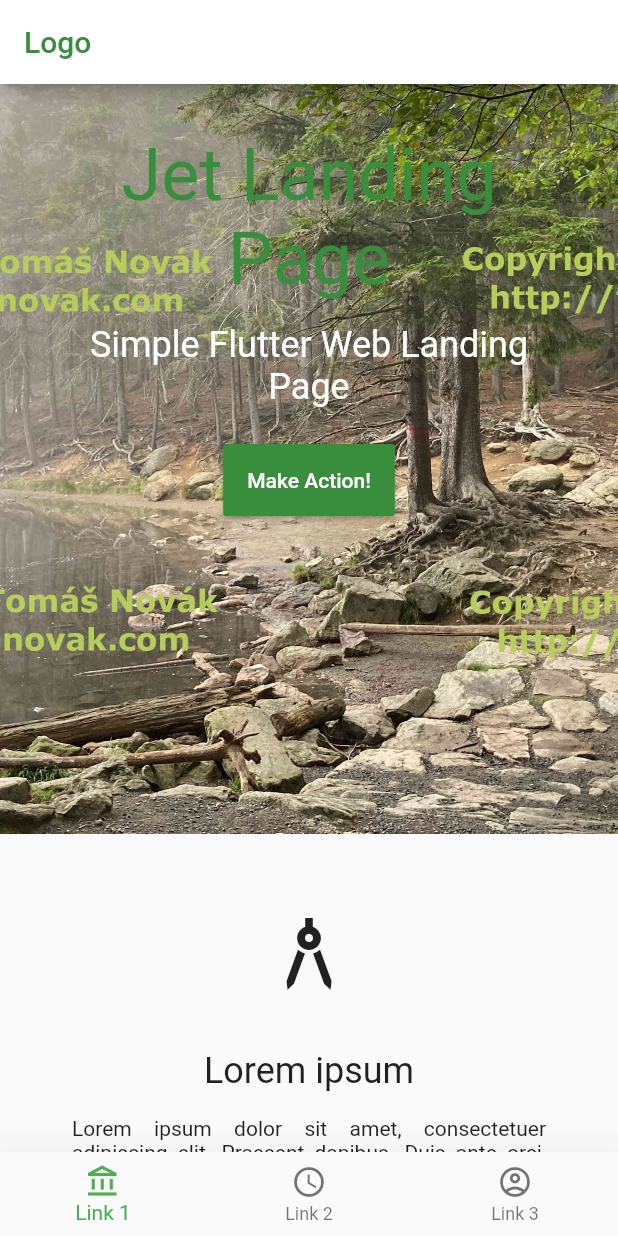
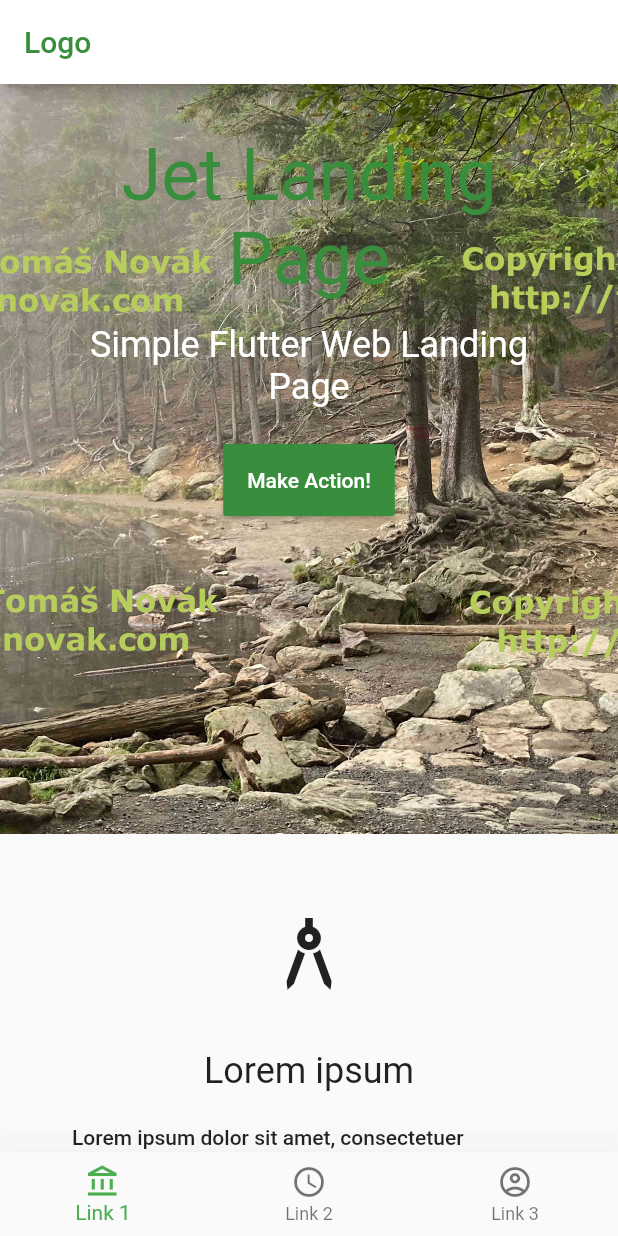
Before and after one commit to tom-novak/jet-landing-page, a Flutter app: the screen it shows after launch, on a phone screen of 412 x 824 dp. Run offline on Flutter 3.47's test engine with Material 2 defaults, Android fonts, the phone set to English and light mode, and no system bars.

Commit message:
TextCard and SimpleParagraph text align and line height updated

```diff
--- a/lib/src/widget/simple_paragraph.dart
+++ b/lib/src/widget/simple_paragraph.dart
@@ -41,7 +41,7 @@ class SimpleParagraph extends StatelessWidget {
               : SizedBox.shrink(),
           Text(
             text,
-            style: textStyle ?? Theme.of(context).textTheme.bodyText1,
+            style: textStyle ?? Theme.of(context).textTheme.bodyText1.copyWith(height: 1.75),
             textAlign: textAlign ?? defaultTextAlign,
           ),
         ],
--- a/lib/src/widget/text_card.dart
+++ b/lib/src/widget/text_card.dart
@@ -1,11 +1,21 @@
 import 'package:flutter/material.dart';
 
 class TextCard extends StatelessWidget {
+  static final TextAlign defaultTextAlign = TextAlign.start;
+
   final IconData icon;
   final String title;
   final String text;
+  final TextStyle textStyle;
+  final TextAlign textAlign;
 
-  TextCard({this.icon, this.title, this.text});
+  TextCard({
+    this.icon,
+    this.title,
+    this.text,
+    this.textAlign,
+    this.textStyle,
+  });
 
   @override
   Widget build(BuildContext context) {
@@ -27,7 +37,8 @@ class TextCard extends StatelessWidget {
         text != null
             ? Text(
                 text,
-                textAlign: TextAlign.justify,
+                style: textStyle ?? Theme.of(context).textTheme.bodyText1.copyWith(height: 1.75),
+                textAlign: textAlign ?? defaultTextAlign,
               )
             : SizedBox.shrink(),
       ],
```
